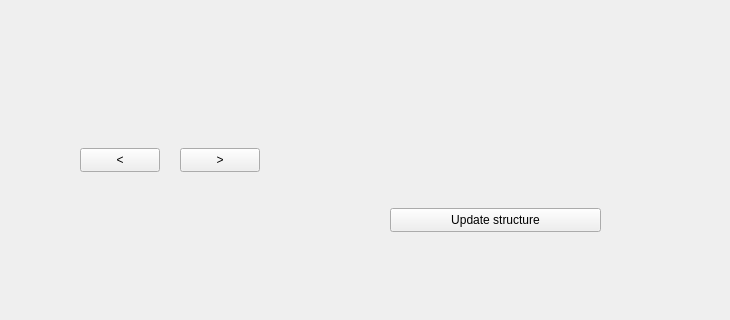
Before: the Qt Designer form tools/structureAdmin/assets/structure.ui in dahlbma/scarab_tornado, drawn with Qt 5; both pictures show x 0 to 730 and y 302 to 622 of the 992 by 622 pixel window.
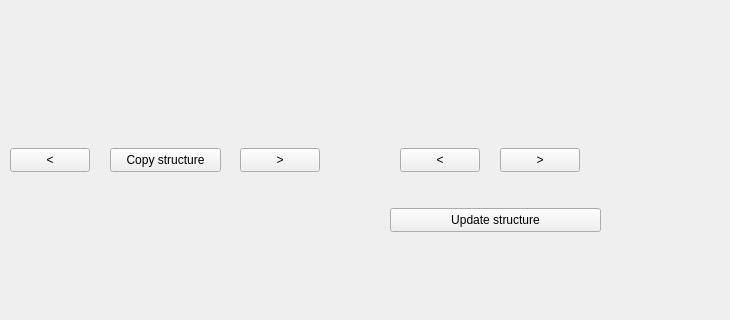
After: the same form once the commit is applied.

The edit to the form file:
```diff
--- a/tools/structureAdmin/assets/structure.ui
+++ b/tools/structureAdmin/assets/structure.ui
@@ -333,7 +333,7 @@
    <widget class="QPushButton" name="regnoBackward_btn">
     <property name="geometry">
      <rect>
-      <x>80</x>
+      <x>10</x>
       <y>450</y>
       <width>80</width>
       <height>24</height>
@@ -346,7 +346,7 @@
    <widget class="QPushButton" name="regnoForward_btn">
     <property name="geometry">
      <rect>
-      <x>180</x>
+      <x>240</x>
       <y>450</y>
       <width>80</width>
       <height>24</height>
@@ -356,6 +356,45 @@
      <string> &gt; </string>
     </property>
    </widget>
+   <widget class="QPushButton" name="compoundForward_btn">
+    <property name="geometry">
+     <rect>
+      <x>500</x>
+      <y>450</y>
+      <width>80</width>
+      <height>24</height>
+     </rect>
+    </property>
+    <property name="text">
+     <string> &gt; </string>
+    </property>
+   </widget>
+   <widget class="QPushButton" name="compoundBackward_btn">
+    <property name="geometry">
+     <rect>
+      <x>400</x>
+      <y>450</y>
+      <width>80</width>
+      <height>24</height>
+     </rect>
+    </property>
+    <property name="text">
+     <string>&lt;</string>
+    </property>
+   </widget>
+   <widget class="QPushButton" name="regnoCopyStructure_btn">
+    <property name="geometry">
+     <rect>
+      <x>110</x>
+      <y>450</y>
+      <width>111</width>
+      <height>24</height>
+     </rect>
+    </property>
+    <property name="text">
+     <string>Copy structure</string>
+    </property>
+   </widget>
   </widget>
   <widget class="QMenuBar" name="menubar">
    <property name="geometry">
```
